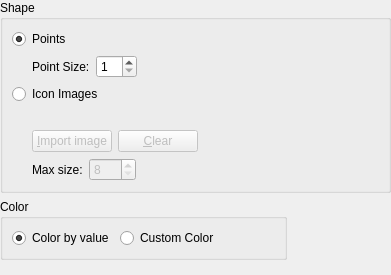
First picture: the form in libs/geodata/pointgroup/public/geodatapointgroup_displaysettingwidget.ui, repository i-RIC/prepost-gui, before the edit.
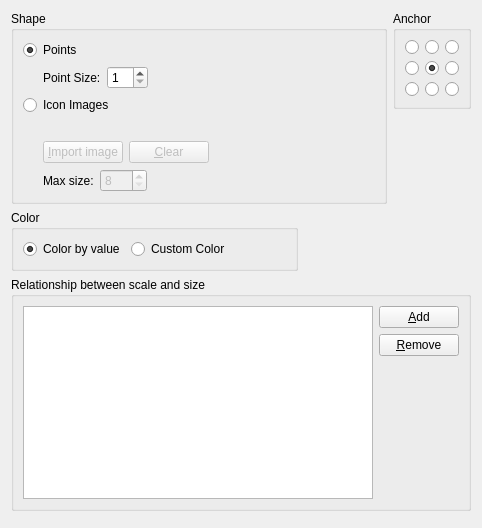
Second picture: the form after the edit. Custom widgets are drawn as their Qt base class.

```diff
--- a/libs/geodata/pointgroup/public/geodatapointgroup_displaysettingwidget.ui
+++ b/libs/geodata/pointgroup/public/geodatapointgroup_displaysettingwidget.ui
@@ -6,29 +6,16 @@
    <rect>
     <x>0</x>
     <y>0</y>
-    <width>391</width>
-    <height>275</height>
+    <width>473</width>
+    <height>528</height>
    </rect>
   </property>
   <property name="windowTitle">
    <string>Form</string>
   </property>
-  <layout class="QVBoxLayout" name="verticalLayout" stretch="0,0,0,1">
-   <property name="spacing">
-    <number>6</number>
-   </property>
-   <property name="leftMargin">
-    <number>0</number>
-   </property>
-   <property name="topMargin">
-    <number>0</number>
-   </property>
-   <property name="rightMargin">
-    <number>0</number>
-   </property>
-   <property name="bottomMargin">
-    <number>0</number>
-   </property>
+  <layout class="QVBoxLayout" name="verticalLayout_6" stretch="0,0,1,0">
+   <item>
+    <layout class="QHBoxLayout" name="horizontalLayout_6">
    <item>
     <widget class="QGroupBox" name="shapeGroupBox">
      <property name="title">
@@ -218,6 +205,100 @@
     </widget>
    </item>
    <item>
+      <layout class="QVBoxLayout" name="verticalLayout">
+       <item>
+        <widget class="QGroupBox" name="anchorGroupBox">
+         <property name="title">
+          <string>Anchor</string>
+         </property>
+         <layout class="QGridLayout" name="gridLayout_2">
+          <item row="0" column="0">
+           <widget class="QRadioButton" name="anchorTopLeftRadioButton">
+            <property name="text">
+             <string/>
+            </property>
+           </widget>
+          </item>
+          <item row="0" column="1">
+           <widget class="QRadioButton" name="anchorTopRadioButton">
+            <property name="text">
+             <string/>
+            </property>
+           </widget>
+          </item>
+          <item row="0" column="2">
+           <widget class="QRadioButton" name="anchorTopRightRadioButton">
+            <property name="text">
+             <string/>
+            </property>
+           </widget>
+          </item>
+          <item row="1" column="0">
+           <widget class="QRadioButton" name="anchorLeftRadioButton">
+            <property name="text">
+             <string/>
+            </property>
+           </widget>
+          </item>
+          <item row="1" column="1">
+           <widget class="QRadioButton" name="anchorCenterRadioButton">
+            <property name="text">
+             <string/>
+            </property>
+            <property name="checked">
+             <bool>true</bool>
+            </property>
+           </widget>
+          </item>
+          <item row="1" column="2">
+           <widget class="QRadioButton" name="anchorRightRadioButton">
+            <property name="text">
+             <string/>
+            </property>
+           </widget>
+          </item>
+          <item row="2" column="0">
+           <widget class="QRadioButton" name="anchorBottomLeftRadioButton">
+            <property name="text">
+             <string/>
+            </property>
+           </widget>
+          </item>
+          <item row="2" column="1">
+           <widget class="QRadioButton" name="anchorBottomRadioButton">
+            <property name="text">
+             <string/>
+            </property>
+           </widget>
+          </item>
+          <item row="2" column="2">
+           <widget class="QRadioButton" name="anchorBottomRightRadioButton">
+            <property name="text">
+             <string/>
+            </property>
+           </widget>
+          </item>
+         </layout>
+        </widget>
+       </item>
+       <item>
+        <spacer name="verticalSpacer_3">
+         <property name="orientation">
+          <enum>Qt::Vertical</enum>
+         </property>
+         <property name="sizeHint" stdset="0">
+          <size>
+           <width>20</width>
+           <height>18</height>
+          </size>
+         </property>
+        </spacer>
+       </item>
+      </layout>
+     </item>
+    </layout>
+   </item>
+   <item>
     <layout class="QHBoxLayout" name="horizontalLayout_4">
      <item>
       <widget class="QGroupBox" name="colorGroupBox">
@@ -273,25 +354,75 @@
      </item>
     </layout>
    </item>
+   <item>
+    <widget class="QGroupBox" name="colorsGroupBox">
+     <property name="title">
+      <string>Relationship between scale and size</string>
+     </property>
+     <layout class="QVBoxLayout" name="verticalLayout_4">
+      <item>
+       <layout class="QHBoxLayout" name="horizontalLayout_8">
+        <item>
+         <widget class="QTableView" name="sizesTableView">
+          <property name="enabled">
+           <bool>true</bool>
+          </property>
+          <property name="minimumSize">
+           <size>
+            <width>350</width>
+            <height>0</height>
+           </size>
+          </property>
+          <property name="editTriggers">
+           <set>QAbstractItemView::AllEditTriggers</set>
+          </property>
+          <property name="selectionMode">
+           <enum>QAbstractItemView::ContiguousSelection</enum>
+          </property>
+          <property name="selectionBehavior">
+           <enum>QAbstractItemView::SelectRows</enum>
+          </property>
+         </widget>
+        </item>
+        <item>
+         <layout class="QVBoxLayout" name="verticalLayout_5">
+          <item>
+           <widget class="QPushButton" name="addButton">
+            <property name="text">
+             <string>&amp;Add</string>
+            </property>
+           </widget>
+          </item>
+          <item>
+           <widget class="QPushButton" name="removeButton">
+            <property name="text">
+             <string>&amp;Remove</string>
+            </property>
+           </widget>
+          </item>
+          <item>
+           <spacer name="verticalSpacer_2">
+            <property name="orientation">
+             <enum>Qt::Vertical</enum>
+            </property>
+            <property name="sizeHint" stdset="0">
+             <size>
+              <width>20</width>
+              <height>17</height>
+             </size>
+            </property>
+           </spacer>
+          </item>
+         </layout>
+        </item>
+       </layout>
+      </item>
+     </layout>
+    </widget>
+   </item>
    <item>
     <widget class="TransparencyWidget" name="transparencyWidget" native="true"/>
    </item>
-   <item>
-    <spacer name="verticalSpacer">
-     <property name="orientation">
-      <enum>Qt::Vertical</enum>
-     </property>
-     <property name="sizeType">
-      <enum>QSizePolicy::Minimum</enum>
-     </property>
-     <property name="sizeHint" stdset="0">
-      <size>
-       <width>20</width>
-       <height>0</height>
-      </size>
-     </property>
-    </spacer>
-   </item>
   </layout>
  </widget>
  <customwidgets>
```
Lines whose indentation alone changed are shown as unchanged.
